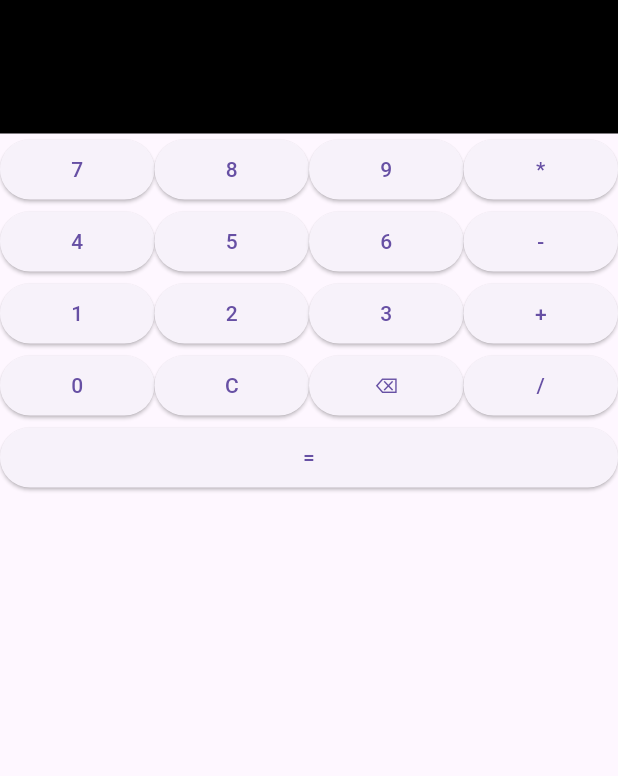
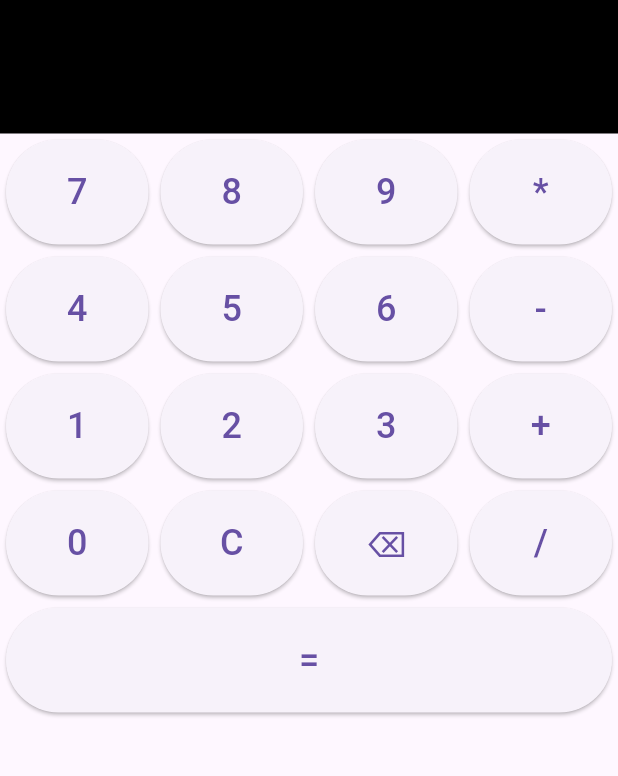
Before and after one commit to GZaguini/Projetos, a Flutter app: the screen it shows after launch, on a phone screen of 412 x 824 dp, the part 84-860 px from its top. Run offline on Flutter 3.47's test engine with Material 3 defaults, Android fonts, the phone set to English and light mode, and no system bars.

Commit message:
Criando um arquivo botao e reorganizando os botao

```diff
--- /dev/null
+++ b/calculadora/lib/botao.dart
@@ -0,0 +1,31 @@
+import 'package:flutter/material.dart';
+
+class Botao extends StatelessWidget {
+  const Botao({
+    super.key,
+    required this.texto,
+    required this.onPressed,
+  });
+
+  final String texto;
+  final VoidCallback onPressed;
+
+  @override
+  Widget build(BuildContext context) {
+    return Expanded(
+      child: Padding(
+        padding: const EdgeInsets.all(4),
+        child: ElevatedButton(
+          onPressed: onPressed,
+          style: ElevatedButton.styleFrom(
+            minimumSize: const Size(0, 70),
+          ),
+          child: Text(
+            texto,
+            style: const TextStyle(fontSize: 24),
+          ),
+        ),
+      ),
+    );
+  }
+}
--- a/calculadora/lib/main.dart
+++ b/calculadora/lib/main.dart
@@ -1,5 +1,6 @@
 import 'package:flutter/material.dart';
 import 'valor.dart';
+import 'botao.dart';
 
 void main() {
   runApp(const MyApp());
@@ -42,180 +43,130 @@ class _MyAppState extends State<MyApp> {
   Widget build(BuildContext context) {
     return MaterialApp(
       home: Scaffold(
-        appBar: AppBar(title: const Text('Calculadora') , centerTitle: true,),
+        appBar: AppBar(title: const Text('Calculadora'), centerTitle: true),
         body: Column(
           children: [
             Container(
               width: double.infinity,
               padding: const EdgeInsets.all(16),
               color: Colors.black,
-              child: Text(visor, textAlign: TextAlign.end , style: const TextStyle(fontSize: 40 , color: Colors.white)
+              child: Text(
+                visor,
+                textAlign: TextAlign.end,
+                style: const TextStyle(fontSize: 40, color: Colors.white),
               ),
             ),
-
             Row(
               children: [
-                Expanded(
-                child:
-                ElevatedButton(
+                Botao(
+                  texto: '7',
+                  onPressed: () => adicionarValor('7'),
+                ),
+                Botao(
+                  texto: '8',
+                  onPressed: () => adicionarValor('8'),
+                ),
+                Botao(
+                  texto: '9',
+                  onPressed: () => adicionarValor('9'),
+                ),
+                Botao(
+                  texto: '*',
                   onPressed: () {
-                    adicionarValor('7');
+                    operador = '*';
+                      numero1 = int.tryParse(visor);
+                      limparVisor();
                   },
-                  child: const Text('7'),
-                ),
-                ),
-                Expanded(
-                child:
-                ElevatedButton(
-                  onPressed: () {
-                    adicionarValor('8');
-                  },
-                  child: const Text('8'),
-                ),
-                ),
-                Expanded(
-                child:
-                ElevatedButton(
-                  onPressed: () {
-                    adicionarValor('9');
-                  },
-                  child: const Text('9'),
-                ),
-                ),
-                Expanded(
-                child:
-                ElevatedButton(onPressed: () {operador = '*';
-                numero1 = int.tryParse(visor);
-                limparVisor();}, child: const Text('*')
-                ),
                 ),
               ],
             ),
             Row(
               children: [
-                Expanded(
-                child:
-                ElevatedButton(
+                Botao(
+                  texto: '4',
+                  onPressed: () => adicionarValor('4'),
+                ),
+                Botao(
+                  texto: '5',
+                  onPressed: () => adicionarValor('5'),
+                ),
+                Botao(
+                  texto: '6',
+                  onPressed: () => adicionarValor('6'),
+                ),
+                Botao(
+                  texto: '-',
                   onPressed: () {
-                    adicionarValor('4');
+                    operador = '-';
+                      numero1 = int.tryParse(visor);
+                      limparVisor();
                   },
-                  child: const Text('4'),
-                ),
-                ),
-                Expanded(
-                child:
-                ElevatedButton(
-                  onPressed: () {
-                    adicionarValor('5');
-                  },
-                  child: const Text('5'),
-                ),
-                ),
-                Expanded(
-                child:
-                ElevatedButton(
-                  onPressed: () {
-                    adicionarValor('6');
-                  },
-                  child: const Text('6'),
-                ),
-                ),
-                Expanded(
-                child:
-                ElevatedButton(onPressed: () {operador = '-';
-                numero1 = int.tryParse(visor);
-                limparVisor();}, child: const Text('-')
-                ),
                 ),
               ],
             ),
             Row(
               children: [
-                Expanded(
-                child:
-                ElevatedButton(
+                Botao(
+                  texto: '1',
+                  onPressed: () => adicionarValor('1'),
+                ),
+                Botao(
+                  texto: '2',
+                  onPressed: () => adicionarValor('2'),
+                ),
+                Botao(
+                  texto: '3',
+                  onPressed: () => adicionarValor('3'),
+                ),
+                Botao(
+                  texto: "+",
                   onPressed: () {
-                    adicionarValor('1');
-                  },
-                  child: const Text('1'),
-                ),
-                ),
-                Expanded(
-                child:
-                ElevatedButton(
-                  onPressed: () {
-                    adicionarValor('2');
-                  },
-                  child: const Text('2'),
-                ),
-                ),
-                Expanded(
-                child:
-                ElevatedButton(
-                  onPressed: () {
-                    adicionarValor('3');
-                  },
-                  child: const Text('3'),
-                ),
-                ),
-                Expanded(
-                child:
-                ElevatedButton(onPressed: () {
                     operador = '+';
                       numero1 = int.tryParse(visor);
                       limparVisor();
                   },
-                 child: const Text('+')
-                 ),
                 ),
               ],
             ),
             Row(
               children: [
-                Expanded(
-                child:
-                ElevatedButton(
-                  onPressed: () {
-                    adicionarValor('0');
-                  },
-                  child: const Text('0'),
+                Botao(
+                  texto: '0',
+                  onPressed: () => adicionarValor('0'),
                 ),
-                ),
-                Expanded(
-                child:
-                ElevatedButton(
+                Botao(
+                  texto: "C",
                   onPressed: () {
                     limparVisor();
                   },
-                  child: const Text("C"),
                 ),
-                ),
-                Expanded(
-                child: ElevatedButton(
+
+                Botao(
+                  texto: "⌫",
                   onPressed: () {
                     apagarUltimo();
                   },
-                  child: const Text("⌫"),
                 ),
-                ),
-                Expanded(
-                child:
-                ElevatedButton(onPressed: () {operador = '/';
+
+                Botao(
+                  texto: "/",
+                  onPressed: () {
+                    operador = '/';
                     numero1 = int.tryParse(visor);
-                limparVisor();}, child: const Text('/')
-                ),
+                    limparVisor();
+                  },
                 ),
               ],
             ),
             Row(
               children: [
-                Expanded(
-                child:
-                ElevatedButton(onPressed: () {
+                Botao(
+                  texto: "=",
+                    onPressed: () {
                       numero2 = int.tryParse(visor);
                       final calculadora = Calculadora(numero1!, numero2!);
                       num resultado = 0;
-                  switch(operador){
+                      switch (operador) {
                         case '+':
                           resultado = calculadora.somar();
                           break;
@@ -232,8 +183,7 @@ class _MyAppState extends State<MyApp> {
                       setState(() {
                         visor = resultado.toString();
                       });
-                }, child: const Text('=')
-                ),
+                    },
                   ),
               ],
             ),
```
Lines whose indentation alone changed are shown as unchanged.
